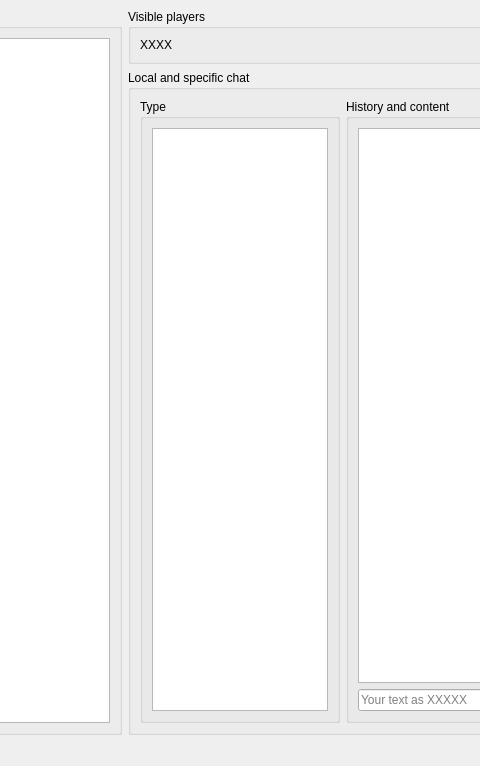
First picture: the form in tools/bot-actions/SocialChat.ui, repository alphaonex86/CatchChallenger, before the edit; both pictures show x 87 to 567 and y 0 to 766 of the 1322 by 766 pixel window.
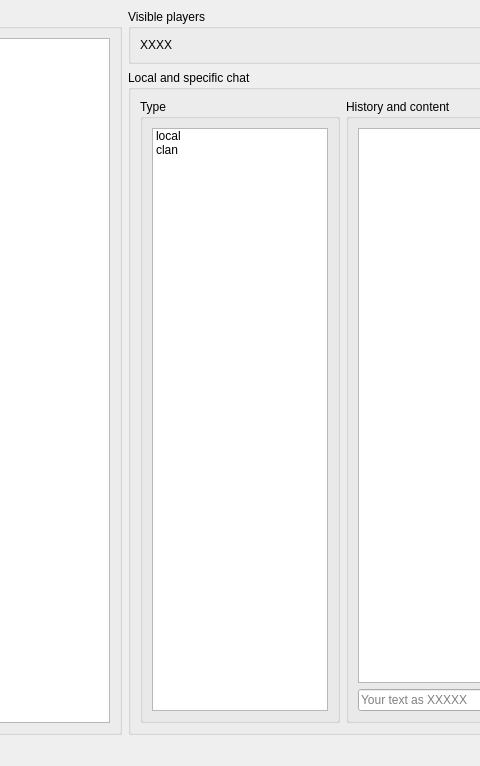
Second picture: the form after the edit. Icons and pictures are not drawn.

Commit message: [Change] Continue on particular chat (tools)

```diff
--- a/tools/bot-actions/SocialChat.ui
+++ b/tools/bot-actions/SocialChat.ui
@@ -74,7 +74,18 @@
            </property>
            <layout class="QVBoxLayout" name="verticalLayout_6">
             <item>
-             <widget class="QListView" name="listViewChatType"/>
+             <widget class="QListWidget" name="listWidgetChatType">
+              <item>
+               <property name="text">
+                <string>local</string>
+               </property>
+              </item>
+              <item>
+               <property name="text">
+                <string>clan</string>
+               </property>
+              </item>
+             </widget>
             </item>
            </layout>
           </widget>
```
Left out of the diff: 4 changed lines with no effect on the pictures. The commit also changes 6 other files.
